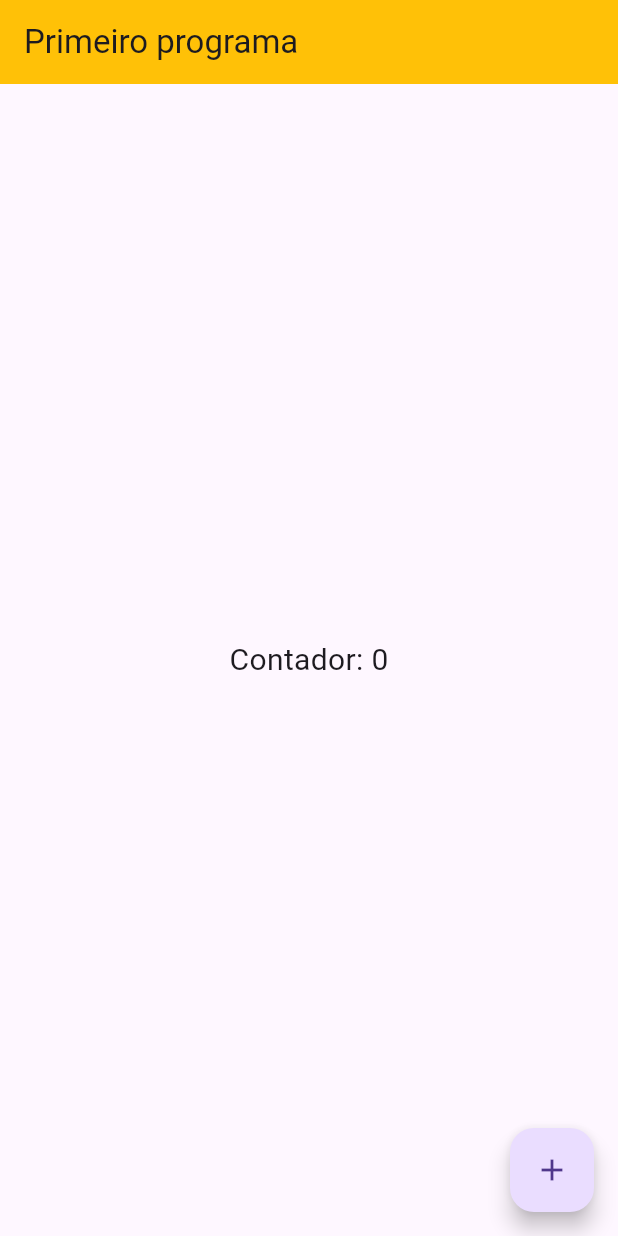
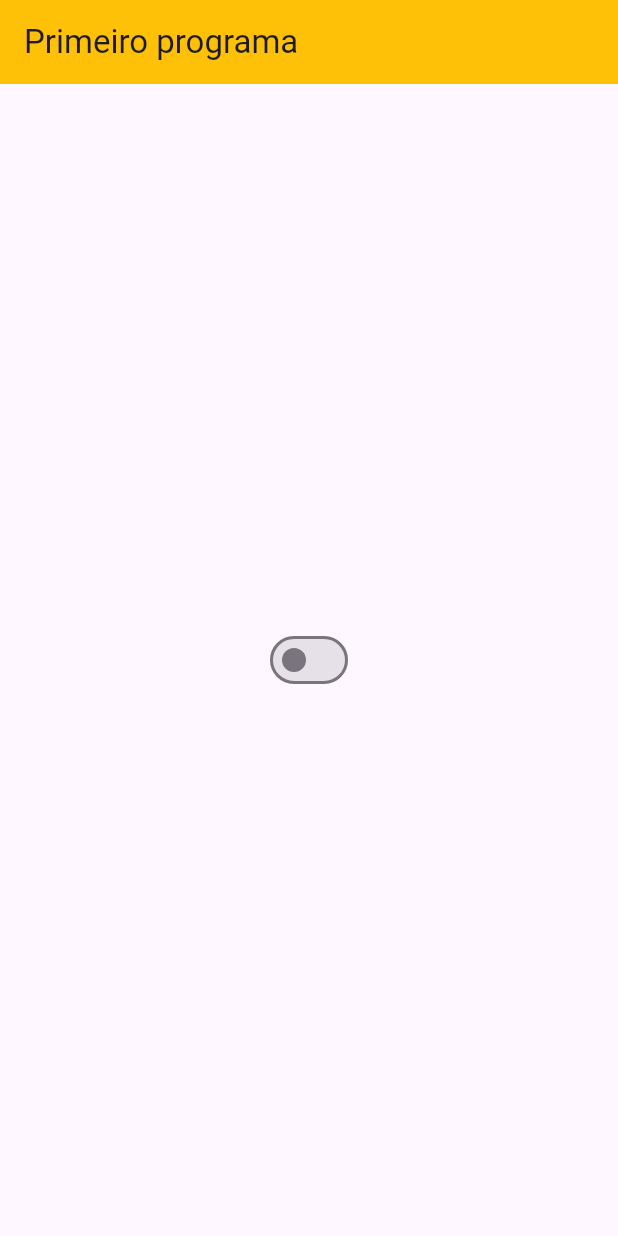
Before and after one commit to IGDSCI/CONTADOR-FLUTTER, a Flutter app: the screen it shows after launch, on a phone screen of 412 x 824 dp. Run offline on Flutter 3.47's test engine with Material 3 defaults, Android fonts, the phone set to English and light mode, and no system bars.

Commit message:
tela modo escuro

```diff
--- /dev/null
+++ b/lib/app_controlle.dart
@@ -0,0 +1,10 @@
+import 'package:flutter/material.dart';
+
+class appController extends ChangeNotifier{
+  static appController instance = appController();
+  bool dartTheme = false;
+  changeTheme(){
+    dartTheme = !dartTheme;
+    notifyListeners();
+  }
+}
--- a/lib/home_page.dart
+++ b/lib/home_page.dart
@@ -1,4 +1,5 @@
 import 'package:flutter/material.dart';
+import 'package:flutter_application_1/app_controlle.dart';
 
 class HomePage extends StatefulWidget{
   @override
@@ -9,6 +10,7 @@ class HomePage extends StatefulWidget{
 
 class HomePageState extends State<HomePage>{
   int cont = 0;
+
   @override
   Widget build(BuildContext context) {
     return Scaffold(
@@ -17,17 +19,12 @@ class HomePageState extends State<HomePage>{
         title: const Text('Primeiro programa'),
         ),
       body: Center(
-          child: Text('Contador: $cont',
-          style: const TextStyle(fontSize: 20.0),
-          ),
-        ),
-      floatingActionButton: FloatingActionButton(
-        child: const Icon(Icons.add),
-        onPressed: () {
-          setState(() {
-                cont = cont + 1;
-              });
-         },),
+        child: Switch(
+          value: appController.instance.dartTheme,
+          onChanged: (value) {
+            appController.instance.changeTheme();
+          }),
+      )
     );
   }
 }
--- a/lib/my_app.dart
+++ b/lib/my_app.dart
@@ -1,13 +1,22 @@
 import 'package:flutter/material.dart';
+import 'package:flutter_application_1/app_controlle.dart';
 import 'home_page.dart';
 
 class MyApp extends StatelessWidget {
   const MyApp({super.key});
   @override
   Widget build(BuildContext context) {
-    return MaterialApp(
-      theme: ThemeData(primarySwatch: Colors.red),
+    return AnimatedBuilder(
+      animation: appController.instance,
+      builder: (animation, builder){
+        return MaterialApp(
+          theme: ThemeData(
+          primarySwatch: Colors.red,
+          brightness: appController.instance.dartTheme ? Brightness.dark : Brightness.light
+        ),
       home: HomePage(),
+    );
+    }
     );
   }
 }
```
